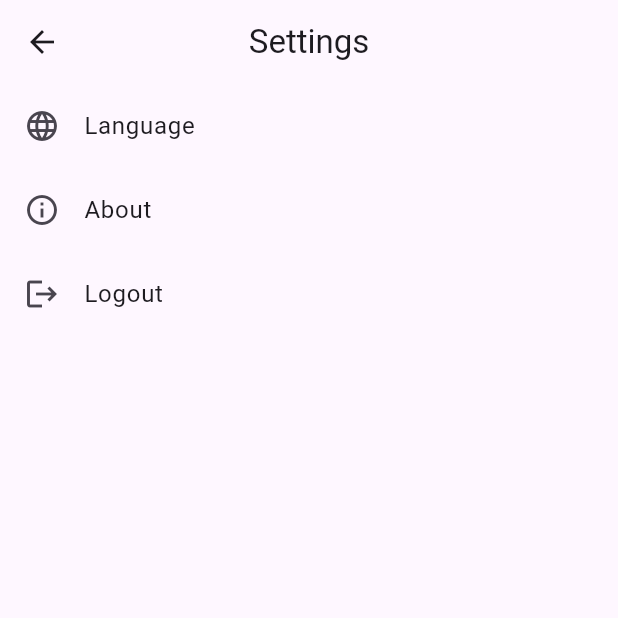
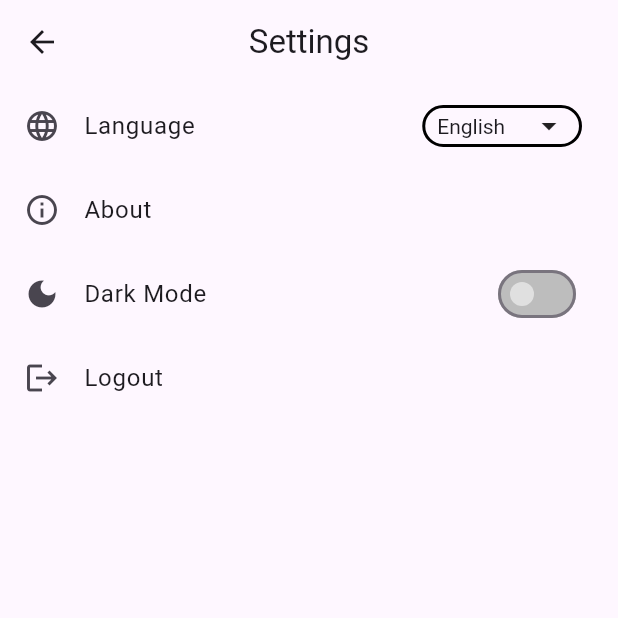
Before and after one commit to vanhuugiacuong/Flutter_ToDoApp, a Flutter app: the SettingView screen opened by its route, on a phone screen of 412 x 824 dp, the top half of it. Run offline on Flutter 3.47's test engine with Material 3 defaults, Android fonts, the phone set to English and light mode, and no system bars; our stand-ins replace firebase_core, get, google_sign_in, supabase_flutter; accounts and stored records are empty.

Commit message:
login Web And 50% Dark Mode

```diff
--- a/lib/app/routes/app_pages.dart
+++ b/lib/app/routes/app_pages.dart
@@ -5,6 +5,8 @@ import '../../pages/auth/bindings/auth_binding.dart';
 import '../../pages/auth/views/auth_view.dart';
 import '../../pages/home/bindings/home_binding.dart';
 import '../../pages/home/views/home_view.dart';
+import '../../pages/loadingpage/bindings/loadingpage_binding.dart';
+import '../../pages/loadingpage/views/loadingpage_view.dart';
 import '../../pages/login/bindings/login_binding.dart';
 import '../../pages/login/views/login_view.dart';
 import '../../pages/setting/bindings/setting_binding.dart';
@@ -24,7 +26,10 @@ class AppPages {
   // static const INITIAL = Routes.LAYOUT;
   // static const INITIAL = _Paths.LOGIN;
 
-  static final INITIAL = Supabase.instance.client.auth.currentSession?.user !=  null ? Routes.LAYOUT : Routes.AUTH;
+  static final INITIAL =
+      Supabase.instance.client.auth.currentSession?.user != null
+          ? Routes.LAYOUT
+          : Routes.AUTH;
 
   static final routes = [
     GetPage(
@@ -67,5 +72,10 @@ class AppPages {
       page: () => const AuthView(),
       binding: AuthBinding(),
     ),
+    GetPage(
+      name: _Paths.LOADINGPAGE,
+      page: () => const LoadingpageView(),
+      binding: LoadingpageBinding(),
+    ),
   ];
 }
--- a/lib/app/routes/app_routes.dart
+++ b/lib/app/routes/app_routes.dart
@@ -9,7 +9,8 @@ abstract class Routes {
   static const LAYOUT = _Paths.LAYOUT;
   static const SIGNUP = _Paths.SIGNUP;
   static const LOGIN = _Paths.LOGIN;
-  static const AUTH =  _Paths.AUTH;
+  static const AUTH = _Paths.AUTH;
+  static const LOADINGPAGE =  _Paths.LOADINGPAGE;
 }
 
 abstract class _Paths {
@@ -21,4 +22,5 @@ abstract class _Paths {
   static const SIGNUP = '/signup';
   static const LOGIN = '/login';
   static const AUTH = '/auth';
+  static const LOADINGPAGE = '/loadingpage';
 }
--- a/lib/main.dart
+++ b/lib/main.dart
@@ -31,6 +31,9 @@ class MyApp extends StatelessWidget {
   Widget build(BuildContext context) {
     return GetMaterialApp(
       title: 'Flutter Todos App',
+      theme: ThemeData.light(),
+      darkTheme: ThemeData.dark(),
+      themeMode: ThemeMode.light,
       translations: MyTranslations(),
       debugShowCheckedModeBanner: false,
       locale: const Locale('en', 'US'), // Default locale
--- a/lib/pages/setting/controllers/setting_controller.dart
+++ b/lib/pages/setting/controllers/setting_controller.dart
@@ -1,5 +1,6 @@
 import 'dart:ui';
 
+import 'package:flutter/material.dart';
 import 'package:get/get.dart';
 
 class SettingController extends GetxController {
@@ -10,9 +11,17 @@ class SettingController extends GetxController {
   ];
 
   final count = 0.obs;
+  final currentLocale = Rx<Locale>(Get.locale ?? const Locale('en', 'US'));
+  var isDarkMode = false.obs;
 
   void changeLanguage(Locale locale) {
     Get.updateLocale(locale);
+    currentLocale.value = locale;
+  }
+
+  void toggleTheme() {
+    isDarkMode.value = !isDarkMode.value;
+    Get.changeThemeMode(isDarkMode.value ? ThemeMode.dark : ThemeMode.light);
   }
 
   @override
--- a/lib/pages/setting/views/setting_view.dart
+++ b/lib/pages/setting/views/setting_view.dart
@@ -10,36 +10,60 @@ class SettingView extends GetView<SettingController> {
   Widget build(BuildContext context) {
     final SettingController controller = Get.put(SettingController());
     return Scaffold(
-      appBar: AppBar(title: Text('Settings'.tr),
-      centerTitle: true,),
+      appBar: AppBar(title: Text('Settings'.tr), centerTitle: true),
       body: ListView(
         children: [
           ListTile(
             leading: const Icon(Icons.language),
             title: Text('Language'.tr),
-            onTap: () {
-              Get.defaultDialog(
-                title: 'Select Language'.tr,
-                content: Column(
-                  children: [
-                    ListTile(
-                      title: const Text('English'),
-                      onTap: () {
-                        controller.changeLanguage(const Locale('en', 'US'));
-                        Get.back();
-                      },
+            trailing: Obx(
+              () => Container(
+                padding: const EdgeInsets.symmetric(horizontal: 8),
+                decoration: BoxDecoration(
+                  borderRadius: BorderRadius.circular(16),
+                  border: Border.all(color: Colors.black, width: 2),
+                ),
+                child: DropdownButtonHideUnderline(
+                  child: DropdownButton<Locale>(
+                    value: controller.currentLocale.value,
+                    dropdownColor:
+                        Theme.of(
+                          context,
+                        ).cardColor, // Màu nền dropdown theo theme
+                    items: const [
+                      DropdownMenuItem(
+                        value: Locale('en', 'US'),
+                        child: Text('English'),
+                      ),
+                      DropdownMenuItem(
+                        value: Locale('vi', 'VN'),
+                        child: Text('Tiếng Việt'),
+                      ),
+                    ],
+                    onChanged: (Locale? locale) {
+                      if (locale != null) {
+                        controller.changeLanguage(locale);
+                      }
+                    },
+                    icon: Icon(
+                      Icons.arrow_drop_down,
+                      color:
+                          Theme.of(
+                            context,
+                          ).iconTheme.color, // Màu icon theo theme
                     ),
-                    ListTile(
-                      title: const Text('Tiếng Việt'),
-                      onTap: () {
-                        controller.changeLanguage(const Locale('vi', 'VN'));
-                        Get.back();
-                      },
+                    isDense: true,
+                    style: TextStyle(
+                      fontSize: 14,
+                      color:
+                          Theme.of(
+                            context,
+                          ).textTheme.bodyLarge?.color, // Màu chữ theo theme
                     ),
-                  ],
+                  ),
                 ),
-              );
-            },
+              ),
+            ),
           ),
           ListTile(
             leading: const Icon(Icons.info_outline),
@@ -50,6 +74,21 @@ class SettingView extends GetView<SettingController> {
                 content: Text('Todo App with Supabase & GetX'.tr),
               );
             },
+          ),
+          ListTile(
+            leading: const Icon(Icons.dark_mode),
+            title: Text('Dark Mode'.tr),
+            trailing: Obx(
+              () => Switch.adaptive(
+                value: controller.isDarkMode.value,
+                onChanged: (val) => controller.toggleTheme(),
+
+                //màu sắc khi tắt
+                activeColor: Colors.white, // Màu nút khi bật
+                inactiveThumbColor: Colors.grey[300], // Màu nút khi tắt
+                inactiveTrackColor: Colors.grey[400], // Màu nền khi tắt
+              ),
+            ),
           ),
           ListTile(
             leading: const Icon(Icons.logout),
--- a/pubspec.yaml
+++ b/pubspec.yaml
@@ -41,6 +41,7 @@ dependencies:
   intl: any
   firebase_core: ^3.13.1
   google_sign_in: ^6.3.0
+  google_sign_in_web: ^0.12.4+4
 
 dev_dependencies:
   flutter_test:
```
Also changed, not shown: lib/pages/auth/controllers/auth_controller.dart (+19 -2 lines), lib/pages/auth/views/auth_view.dart (+10 -4 lines), lib/pages/loadingpage/bindings/loadingpage_binding.dart (added, +12 -0 lines), lib/pages/loadingpage/controllers/loadingpage_controller.dart (added, +29 -0 lines), lib/pages/loadingpage/views/loadingpage_view.dart (added, +17 -0 lines), lib/pages/todo/controllers/todo_controller.dart (+8 -12 lines), lib/pages/todo/views/todo_view.dart (+42 -38 lines), pubspec.lock.
